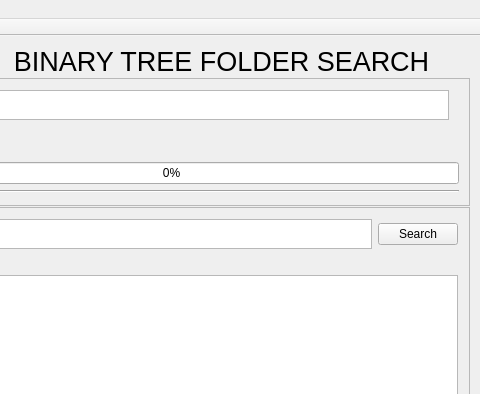
Old version of the form mainwindow.ui in the repository patrickmoniqui/BinaryFolderIndexer; both pictures show x 137 to 617 and y 0 to 394 of the 617 by 608 pixel window.
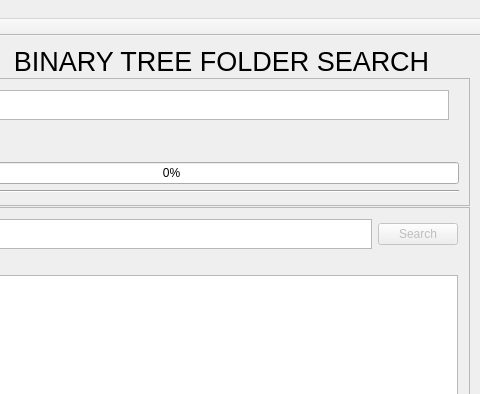
New version of the form.

Patch:
```diff
--- a/mainwindow.ui
+++ b/mainwindow.ui
@@ -69,9 +69,15 @@
        </item>
        <item row="1" column="2">
         <widget class="QPushButton" name="btnSearch">
+         <property name="enabled">
+          <bool>false</bool>
+         </property>
          <property name="text">
           <string>Search</string>
          </property>
+         <property name="autoDefault">
+          <bool>true</bool>
+         </property>
         </widget>
        </item>
        <item row="2" column="1">
```
Left out of the diff: 4 changed lines with no effect on the pictures.
